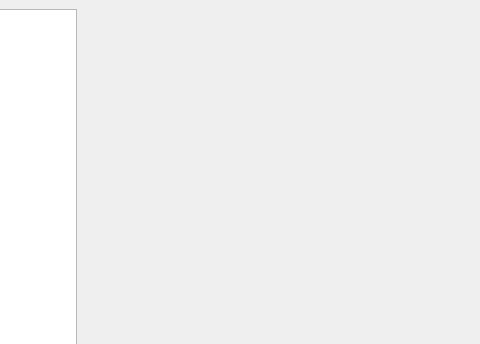
The window that try.ui (elizashanker/YandexLuceymProject) describes before a commit, drawn with Qt 5; both pictures show x 320 to 800 and y 0 to 344 of the 800 by 600 pixel window.
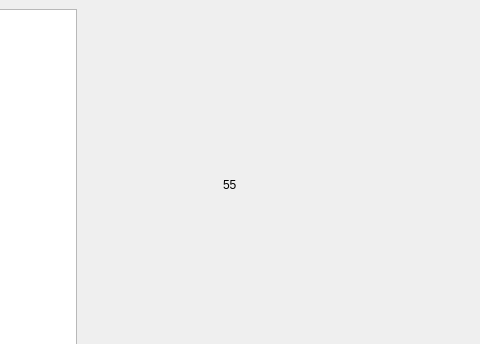
The same window after the commit.

What changed in the file:
```diff
--- a/try.ui
+++ b/try.ui
@@ -17,7 +17,21 @@
    <layout class="QGridLayout" name="gridLayout">
     <item row="0" column="1">
      <widget class="QStackedWidget" name="stackedWidget">
-      <widget class="QWidget" name="page_3"/>
+      <widget class="QWidget" name="page_3">
+       <widget class="QLabel" name="label">
+        <property name="geometry">
+         <rect>
+          <x>140</x>
+          <y>100</y>
+          <width>191</width>
+          <height>151</height>
+         </rect>
+        </property>
+        <property name="text">
+         <string>55</string>
+        </property>
+       </widget>
+      </widget>
       <widget class="QWidget" name="page_4"/>
      </widget>
     </item>
```
